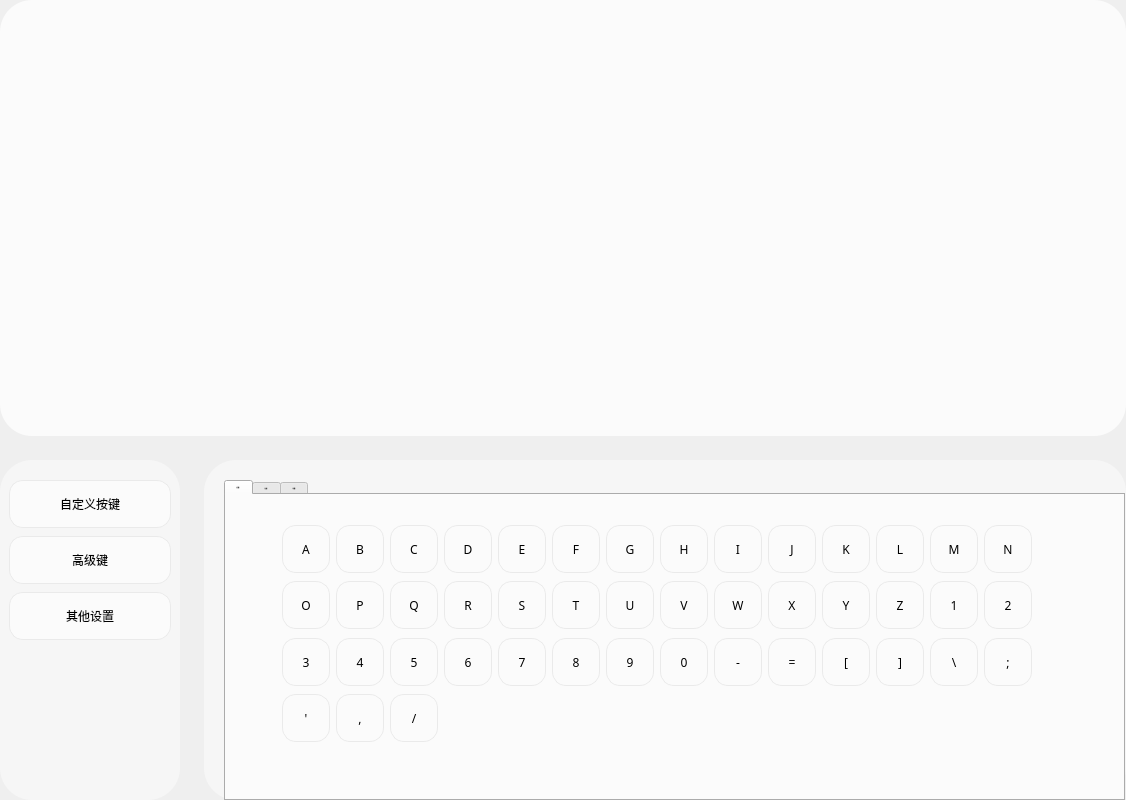
wlffeng2008/AKKOStdio, file FrameKeySetting.ui: the form before one commit.
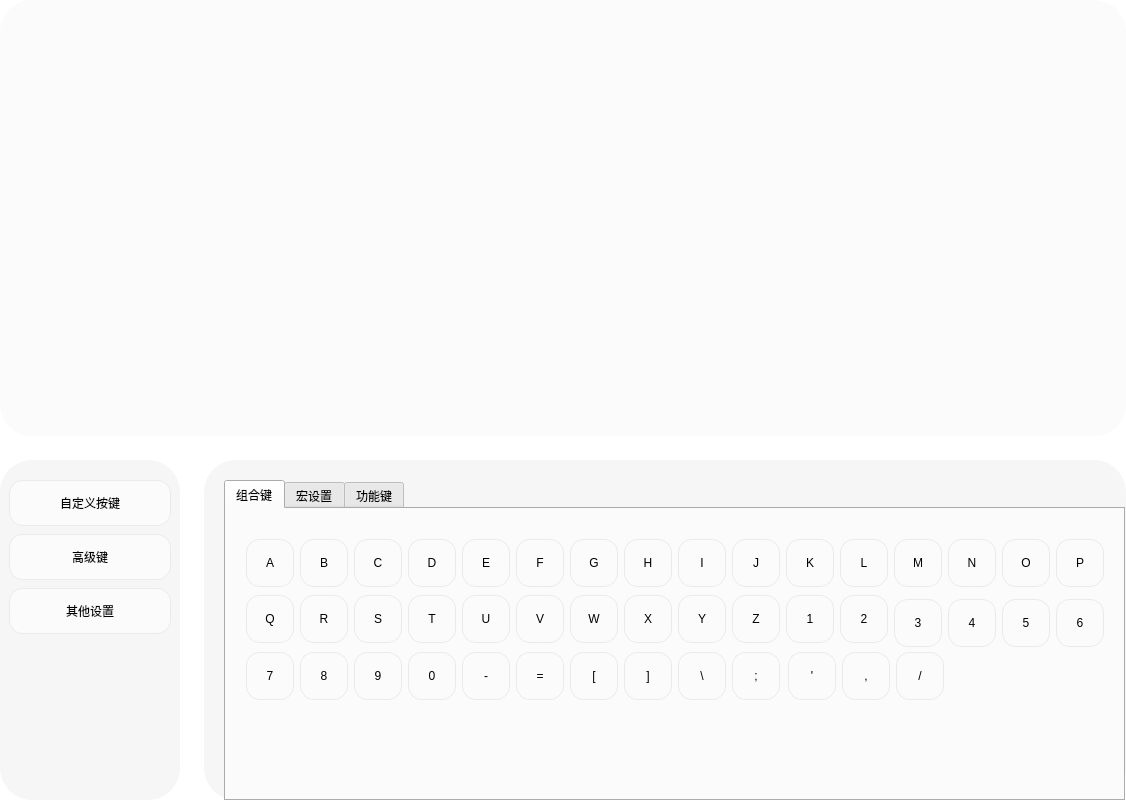
The form after the commit. The open tabs and pages were chosen to show the change. Icons and pictures are not drawn. Custom widgets are drawn as their Qt base class.

What changed in the file:
```diff
--- a/FrameKeySetting.ui
+++ b/FrameKeySetting.ui
@@ -14,20 +14,17 @@
    <string>Frame</string>
   </property>
   <property name="styleSheet">
-   <string notr="true">
+   <string notr="true">#FrameKeySetting{background-color: white;}
 QPushButton {
             border: 1px solid #EAEAEA;
             border-radius: 14px;
-            padding: 2px 2px;
+            padding: 1px 1px;
             color: black;
             outline: none;
             background-color: #FBFBFB;
                 min-width:42px;
                 max-width:542px;
                 min-height:42px;
-                font-size: 12px ;
-                font-weight: normal ;
-                font-family: MiSans;
  }
 
             QPushButton:hover { background-color: #EAEAEA; border: 1px solid #EAEAEA;}
@@ -189,7 +186,6 @@
         <property name="font">
          <font>
           <family>MiSans</family>
-          <pointsize>-1</pointsize>
           <italic>false</italic>
           <fontweight>Medium</fontweight>
          </font>
@@ -244,7 +240,6 @@
              <property name="font">
               <font>
                <family>MiSans</family>
-               <pointsize>-1</pointsize>
                <italic>false</italic>
                <fontweight>Medium</fontweight>
               </font>
@@ -259,8 +254,8 @@
               <widget class="QPushButton" name="pushButton_45">
                <property name="geometry">
                 <rect>
-                 <x>164</x>
-                 <y>199</y>
+                 <x>670</x>
+                 <y>143</y>
                  <width>48</width>
                  <height>48</height>
                 </rect>
@@ -275,8 +270,8 @@
               <widget class="QPushButton" name="pushButton_44">
                <property name="geometry">
                 <rect>
-                 <x>110</x>
-                 <y>199</y>
+                 <x>616</x>
+                 <y>143</y>
                  <width>48</width>
                  <height>48</height>
                 </rect>
@@ -291,8 +286,8 @@
               <widget class="QPushButton" name="pushButton_43">
                <property name="geometry">
                 <rect>
-                 <x>56</x>
-                 <y>199</y>
+                 <x>562</x>
+                 <y>143</y>
                  <width>48</width>
                  <height>48</height>
                 </rect>
@@ -307,7 +302,7 @@
               <widget class="QPushButton" name="pushButton_06">
                <property name="geometry">
                 <rect>
-                 <x>326</x>
+                 <x>290</x>
                  <y>30</y>
                  <width>48</width>
                  <height>48</height>
@@ -315,13 +310,13 @@
                </property>
                <property name="minimumSize">
                 <size>
-                 <width>48</width>
-                 <height>48</height>
+                 <width>46</width>
+                 <height>46</height>
                 </size>
                </property>
                <property name="maximumSize">
                 <size>
-                 <width>548</width>
+                 <width>546</width>
                  <height>16777215</height>
                 </size>
                </property>
@@ -335,7 +330,7 @@
               <widget class="QPushButton" name="pushButton_01">
                <property name="geometry">
                 <rect>
-                 <x>56</x>
+                 <x>20</x>
                  <y>30</y>
                  <width>48</width>
                  <height>48</height>
@@ -343,13 +338,13 @@
                </property>
                <property name="minimumSize">
                 <size>
-                 <width>48</width>
-                 <height>48</height>
+                 <width>46</width>
+                 <height>46</height>
                 </size>
                </property>
                <property name="maximumSize">
                 <size>
-                 <width>548</width>
+                 <width>546</width>
                  <height>16777215</height>
                 </size>
                </property>
@@ -363,7 +358,7 @@
               <widget class="QPushButton" name="pushButton_11">
                <property name="geometry">
                 <rect>
-                 <x>596</x>
+                 <x>560</x>
                  <y>30</y>
                  <width>48</width>
                  <height>48</height>
@@ -371,13 +366,13 @@
                </property>
                <property name="minimumSize">
                 <size>
-                 <width>48</width>
-                 <height>48</height>
+                 <width>46</width>
+                 <height>46</height>
                 </size>
                </property>
                <property name="maximumSize">
                 <size>
-                 <width>548</width>
+                 <width>546</width>
                  <height>16777215</height>
                 </size>
                </property>
@@ -391,7 +386,7 @@
               <widget class="QPushButton" name="pushButton_02">
                <property name="geometry">
                 <rect>
-                 <x>110</x>
+                 <x>74</x>
                  <y>30</y>
                  <width>48</width>
                  <height>48</height>
@@ -399,13 +394,13 @@
                </property>
                <property name="minimumSize">
                 <size>
-                 <width>48</width>
-                 <height>48</height>
+                 <width>46</width>
+                 <height>46</height>
                 </size>
                </property>
                <property name="maximumSize">
                 <size>
-                 <width>548</width>
+                 <width>546</width>
                  <height>16777215</height>
                 </size>
                </property>
@@ -419,7 +414,7 @@
               <widget class="QPushButton" name="pushButton_07">
                <property name="geometry">
                 <rect>
-                 <x>380</x>
+                 <x>344</x>
                  <y>30</y>
                  <width>48</width>
                  <height>48</height>
@@ -427,13 +422,13 @@
                </property>
                <property name="minimumSize">
                 <size>
-                 <width>48</width>
-                 <height>48</height>
+                 <width>46</width>
+                 <height>46</height>
                 </size>
                </property>
                <property name="maximumSize">
                 <size>
-                 <width>548</width>
+                 <width>546</width>
                  <height>16777215</height>
                 </size>
                </property>
@@ -447,7 +442,7 @@
               <widget class="QPushButton" name="pushButton_05">
                <property name="geometry">
                 <rect>
-                 <x>272</x>
+                 <x>236</x>
                  <y>30</y>
                  <width>48</width>
                  <height>48</height>
@@ -455,13 +450,13 @@
                </property>
                <property name="minimumSize">
                 <size>
-                 <width>48</width>
-                 <height>48</height>
+                 <width>46</width>
+                 <height>46</height>
                 </size>
                </property>
                <property name="maximumSize">
                 <size>
-                 <width>548</width>
+                 <width>546</width>
                  <height>16777215</height>
                 </size>
                </property>
@@ -475,7 +470,7 @@
               <widget class="QPushButton" name="pushButton_13">
                <property name="geometry">
                 <rect>
-                 <x>704</x>
+                 <x>668</x>
                  <y>30</y>
                  <width>48</width>
                  <height>48</height>
@@ -483,13 +478,13 @@
                </property>
                <property name="minimumSize">
                 <size>
-                 <width>48</width>
-                 <height>48</height>
+                 <width>46</width>
+                 <height>46</height>
                 </size>
                </property>
                <property name="maximumSize">
                 <size>
-                 <width>548</width>
+                 <width>546</width>
                  <height>16777215</height>
                 </size>
                </property>
@@ -503,7 +498,7 @@
               <widget class="QPushButton" name="pushButton_03">
                <property name="geometry">
                 <rect>
-                 <x>164</x>
+                 <x>128</x>
                  <y>30</y>
                  <width>48</width>
                  <height>48</height>
@@ -511,13 +506,13 @@
                </property>
                <property name="minimumSize">
                 <size>
-                 <width>48</width>
-                 <height>48</height>
+                 <width>46</width>
+                 <height>46</height>
                 </size>
                </property>
                <property name="maximumSize">
                 <size>
-                 <width>548</width>
+                 <width>546</width>
                  <height>16777215</height>
                 </size>
                </property>
@@ -531,7 +526,7 @@
               <widget class="QPushButton" name="pushButton_12">
                <property name="geometry">
                 <rect>
-                 <x>650</x>
+                 <x>614</x>
                  <y>30</y>
                  <width>48</width>
                  <height>48</height>
@@ -539,13 +534,13 @@
                </property>
                <property name="minimumSize">
                 <size>
-                 <width>48</width>
-                 <height>48</height>
+                 <width>46</width>
+                 <height>46</height>
                 </size>
                </property>
                <property name="maximumSize">
                 <size>
-                 <width>548</width>
+                 <width>546</width>
                  <height>16777215</height>
                 </size>
                </property>
@@ -559,7 +554,7 @@
               <widget class="QPushButton" name="pushButton_14">
                <property name="geometry">
                 <rect>
-                 <x>758</x>
+                 <x>722</x>
                  <y>30</y>
                  <width>48</width>
                  <height>48</height>
@@ -567,13 +562,13 @@
                </property>
                <property name="minimumSize">
                 <size>
-                 <width>48</width>
-                 <height>48</height>
+                 <width>46</width>
+                 <height>46</height>
                 </size>
                </property>
                <property name="maximumSize">
                 <size>
-                 <width>548</width>
+                 <width>546</width>
                  <height>16777215</height>
                 </size>
                </property>
@@ -587,7 +582,7 @@
               <widget class="QPushButton" name="pushButton_09">
                <property name="geometry">
                 <rect>
-                 <x>488</x>
+                 <x>452</x>
                  <y>30</y>
                  <width>48</width>
                  <height>48</height>
@@ -595,13 +590,13 @@
                </property>
                <property name="minimumSize">
                 <size>
-                 <width>48</width>
-                 <height>48</height>
+                 <width>46</width>
+                 <height>46</height>
                 </size>
                </property>
                <property name="maximumSize">
                 <size>
-                 <width>548</width>
+                 <width>546</width>
                  <height>16777215</height>
                 </size>
                </property>
@@ -615,7 +610,7 @@
               <widget class="QPushButton" name="pushButton_08">
                <property name="geometry">
                 <rect>
-                 <x>434</x>
+                 <x>398</x>
                  <y>30</y>
                  <width>48</width>
                  <height>48</height>
@@ -623,13 +618,13 @@
                </property>
                <property name="minimumSize">
                 <size>
-                 <width>48</width>
-                 <height>48</height>
+                 <width>46</width>
+                 <height>46</height>
                 </size>
                </property>
                <property name="maximumSize">
                 <size>
-                 <width>548</width>
+                 <width>546</width>
                  <height>16777215</height>
                 </size>
                </property>
@@ -643,7 +638,7 @@
               <widget class="QPushButton" name="pushButton_10">
                <property name="geometry">
                 <rect>
-                 <x>542</x>
+                 <x>506</x>
                  <y>30</y>
                  <width>48</width>
                  <height>48</height>
@@ -651,13 +646,13 @@
                </property>
                <property name="minimumSize">
                 <size>
-                 <width>48</width>
-                 <height>48</height>
+                 <width>46</width>
+                 <height>46</height>
                 </size>
                </property>
                <property name="maximumSize">
                 <size>
-                 <width>548</width>
+                 <width>546</width>
                  <height>16777215</height>
                 </size>
                </property>
@@ -671,7 +666,7 @@
               <widget class="QPushButton" name="pushButton_04">
                <property name="geometry">
                 <rect>
-                 <x>218</x>
+                 <x>182</x>
                  <y>30</y>
                  <width>48</width>
                  <height>48</height>
@@ -679,13 +674,13 @@
                </property>
                <property name="minimumSize">
                 <size>
-                 <width>48</width>
-                 <height>48</height>
+                 <width>46</width>
+                 <height>46</height>
                 </size>
                </property>
                <property name="maximumSize">
                 <size>
-                 <width>548</width>
+                 <width>546</width>
                  <height>16777215</height>
                 </size>
                </property>
@@ -699,7 +694,7 @@
               <widget class="QPushButton" name="pushButton_19">
                <property name="geometry">
                 <rect>
-                 <x>272</x>
+                 <x>128</x>
                  <y>86</y>
                  <width>48</width>
                  <height>48</height>
@@ -715,7 +710,7 @@
               <widget class="QPushButton" name="pushButton_21">
                <property name="geometry">
                 <rect>
-                 <x>380</x>
+                 <x>236</x>
                  <y>86</y>
                  <width>48</width>
                  <height>48</height>
@@ -731,7 +726,7 @@
               <widget class="QPushButton" name="pushButton_25">
                <property name="geometry">
                 <rect>
-                 <x>596</x>
+                 <x>452</x>
                  <y>86</y>
                  <width>48</width>
                  <height>48</height>
@@ -747,7 +742,7 @@
               <widget class="QPushButton" name="pushButton_20">
                <property name="geometry">
                 <rect>
-                 <x>326</x>
+                 <x>182</x>
                  <y>86</y>
                  <width>48</width>
                  <height>48</height>
@@ -763,7 +758,7 @@
               <widget class="QPushButton" name="pushButton_18">
                <property name="geometry">
                 <rect>
-                 <x>218</x>
+                 <x>74</x>
                  <y>86</y>
                  <width>48</width>
                  <height>48</height>
@@ -779,7 +774,7 @@
               <widget class="QPushButton" name="pushButton_17">
                <property name="geometry">
                 <rect>
-                 <x>164</x>
+                 <x>20</x>
                  <y>86</y>
                  <width>48</width>
                  <height>48</height>
@@ -795,7 +790,7 @@
               <widget class="QPushButton" name="pushButton_23">
                <property name="geometry">
                 <rect>
-                 <x>488</x>
+                 <x>344</x>
                  <y>86</y>
                  <width>48</width>
                  <height>48</height>
@@ -811,7 +806,7 @@
               <widget class="QPushButton" name="pushButton_28">
                <property name="geometry">
                 <rect>
-                 <x>758</x>
+                 <x>614</x>
                  <y>86</y>
                  <width>48</width>
                  <height>48</height>
@@ -827,8 +822,8 @@
               <widget class="QPushButton" name="pushButton_16">
                <property name="geometry">
                 <rect>
-                 <x>110</x>
-                 <y>86</y>
+                 <x>830</x>
+                 <y>30</y>
                  <width>48</width>
                  <height>48</height>
                 </rect>
@@ -843,7 +838,7 @@
               <widget class="QPushButton" name="pushButton_24">
                <property name="geometry">
                 <rect>
-                 <x>542</x>
+                 <x>398</x>
                  <y>86</y>
                  <width>48</width>
                  <height>48</height>
@@ -859,7 +854,7 @@
               <widget class="QPushButton" name="pushButton_22">
                <property name="geometry">
                 <rect>
-                 <x>434</x>
+                 <x>290</x>
                  <y>86</y>
                  <width>48</width>
                  <height>48</height>
@@ -875,7 +870,7 @@
               <widget class="QPushButton" name="pushButton_27">
                <property name="geometry">
                 <rect>
-                 <x>704</x>
+                 <x>560</x>
                  <y>86</y>
                  <width>48</width>
                  <height>48</height>
@@ -891,8 +886,8 @@
               <widget class="QPushButton" name="pushButton_15">
                <property name="geometry">
                 <rect>
-                 <x>56</x>
-                 <y>86</y>
+                 <x>776</x>
+                 <y>30</y>
                  <width>48</width>
                  <height>48</height>
                 </rect>
@@ -907,7 +902,7 @@
               <widget class="QPushButton" name="pushButton_26">
                <property name="geometry">
                 <rect>
-                 <x>650</x>
+                 <x>506</x>
                  <y>86</y>
                  <width>48</width>
                  <height>48</height>
@@ -923,7 +918,7 @@
               <widget class="QPushButton" name="pushButton_38">
                <property name="geometry">
                 <rect>
-                 <x>542</x>
+                 <x>290</x>
                  <y>143</y>
                  <width>48</width>
                  <height>48</height>
@@ -939,7 +934,7 @@
               <widget class="QPushButton" name="pushButton_33">
                <property name="geometry">
                 <rect>
-                 <x>272</x>
+                 <x>20</x>
                  <y>143</y>
                  <width>48</width>
                  <height>48</height>
@@ -955,8 +950,8 @@
               <widget class="QPushButton" name="pushButton_32">
                <property name="geometry">
                 <rect>
-                 <x>218</x>
-                 <y>143</y>
+                 <x>830</x>
+                 <y>90</y>
                  <width>48</width>
                  <height>48</height>
                 </rect>
@@ -971,7 +966,7 @@
               <widget class="QPushButton" name="pushButton_39">
                <property name="geometry">
                 <rect>
-                 <x>596</x>
+                 <x>344</x>
                  <y>143</y>
                  <width>48</width>
                  <height>48</height>
@@ -987,7 +982,7 @@
               <widget class="QPushButton" name="pushButton_37">
                <property name="geometry">
                 <rect>
-                 <x>488</x>
+                 <x>236</x>
                  <y>143</y>
                  <width>48</width>
                  <height>48</height>
@@ -1003,8 +998,8 @@
               <widget class="QPushButton" name="pushButton_31">
                <property name="geometry">
                 <rect>
-                 <x>164</x>
-                 <y>143</y>
+                 <x>776</x>
+                 <y>90</y>
                  <width>48</width>
                  <height>48</height>
                 </rect>
@@ -1019,8 +1014,8 @@
               <widget class="QPushButton" name="pushButton_30">
                <property name="geometry">
                 <rect>
-                 <x>110</x>
-                 <y>143</y>
+                 <x>722</x>
+                 <y>90</y>
                  <width>48</width>
                  <height>48</height>
                 </rect>
@@ -1035,7 +1030,7 @@
               <widget class="QPushButton" name="pushButton_42">
                <property name="geometry">
                 <rect>
-                 <x>758</x>
+                 <x>506</x>
                  <y>143</y>
                  <width>48</width>
                  <height>48</height>
@@ -1051,7 +1046,7 @@
               <widget class="QPushButton" name="pushButton_35">
                <property name="geometry">
                 <rect>
-                 <x>380</x>
+                 <x>128</x>
                  <y>143</y>
                  <width>48</width>
                  <height>48</height>
@@ -1067,7 +1062,7 @@
               <widget class="QPushButton" name="pushButton_34">
                <property name="geometry">
                 <rect>
-                 <x>326</x>
+                 <x>74</x>
                  <y>143</y>
                  <width>48</width>
                  <height>48</height>
@@ -1083,7 +1078,7 @@
               <widget class="QPushButton" name="pushButton_36">
                <property name="geometry">
                 <rect>
-                 <x>434</x>
+                 <x>182</x>
                  <y>143</y>
                  <width>48</width>
                  <height>48</height>
@@ -1099,8 +1094,8 @@
               <widget class="QPushButton" name="pushButton_29">
                <property name="geometry">
                 <rect>
-                 <x>56</x>
-                 <y>143</y>
+                 <x>668</x>
+                 <y>90</y>
                  <width>48</width>
                  <height>48</height>
                 </rect>
@@ -1115,7 +1110,7 @@
               <widget class="QPushButton" name="pushButton_40">
                <property name="geometry">
                 <rect>
-                 <x>650</x>
+                 <x>398</x>
                  <y>143</y>
                  <width>48</width>
                  <height>48</height>
@@ -1131,7 +1126,7 @@
               <widget class="QPushButton" name="pushButton_41">
                <property name="geometry">
                 <rect>
-                 <x>704</x>
+                 <x>452</x>
                  <y>143</y>
                  <width>48</width>
                  <height>48</height>
@@ -2702,18 +2697,18 @@
   </layout>
  </widget>
  <customwidgets>
-  <customwidget>
-   <class>ModuleKeyboard</class>
-   <extends>QFrame</extends>
-   <header>modulekeyboard.h</header>
-   <container>1</container>
-  </customwidget>
   <customwidget>
    <class>NewTabWidget</class>
    <extends>QTabWidget</extends>
    <header>newtabwidget.h</header>
    <container>1</container>
   </customwidget>
+  <customwidget>
+   <class>ModuleKeyboard</class>
+   <extends>QFrame</extends>
+   <header>modulekeyboard.h</header>
+   <container>1</container>
+  </customwidget>
   <customwidget>
    <class>ModuleScrollValue</class>
    <extends>QFrame</extends>
```
Left out of the diff: 84 changed lines with no effect on the pictures.
